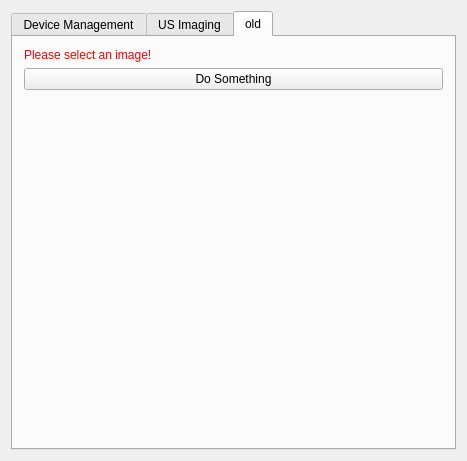
This is Plugins/org.mitk.gui.qt.ultrasound/src/internal/UltrasoundSupportControls.ui in MITK/MITK as Qt 5 draws it before an edit. The edited form follows.
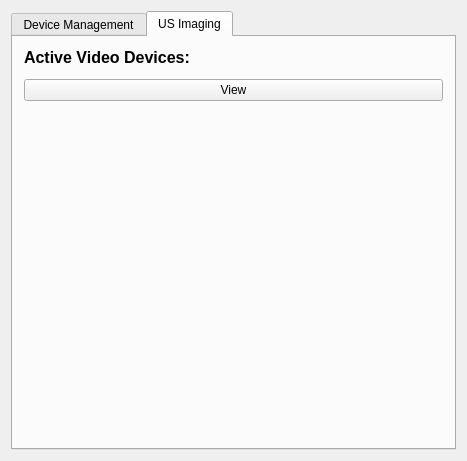
This is the edited form. The open tabs and pages were chosen to show the change. Custom widgets are drawn as their Qt base class.

Commit message: First steps towards real-time imaging

```diff
--- a/Plugins/org.mitk.gui.qt.ultrasound/src/internal/UltrasoundSupportControls.ui
+++ b/Plugins/org.mitk.gui.qt.ultrasound/src/internal/UltrasoundSupportControls.ui
@@ -113,49 +113,6 @@
        </item>
       </layout>
      </widget>
-     <widget class="QWidget" name="tab_2">
-      <attribute name="title">
-       <string>old</string>
-      </attribute>
-      <layout class="QVBoxLayout" name="verticalLayout">
-       <item>
-        <widget class="QLabel" name="labelWarning">
-         <property name="styleSheet">
-          <string notr="true">QLabel { color: rgb(255, 0, 0) }</string>
-         </property>
-         <property name="text">
-          <string>Please select an image!</string>
-         </property>
-        </widget>
-       </item>
-       <item>
-        <widget class="QPushButton" name="buttonPerformImageProcessing">
-         <property name="toolTip">
-          <string>Do image processing</string>
-         </property>
-         <property name="text">
-          <string>Do Something</string>
-         </property>
-        </widget>
-       </item>
-       <item>
-        <spacer name="spacer1">
-         <property name="orientation">
-          <enum>Qt::Vertical</enum>
-         </property>
-         <property name="sizeType">
-          <enum>QSizePolicy::Expanding</enum>
-         </property>
-         <property name="sizeHint" stdset="0">
-          <size>
-           <width>17</width>
-           <height>348</height>
-          </size>
-         </property>
-        </spacer>
-       </item>
-      </layout>
-     </widget>
     </widget>
    </item>
   </layout>
```
The commit also changes 2 other files.
